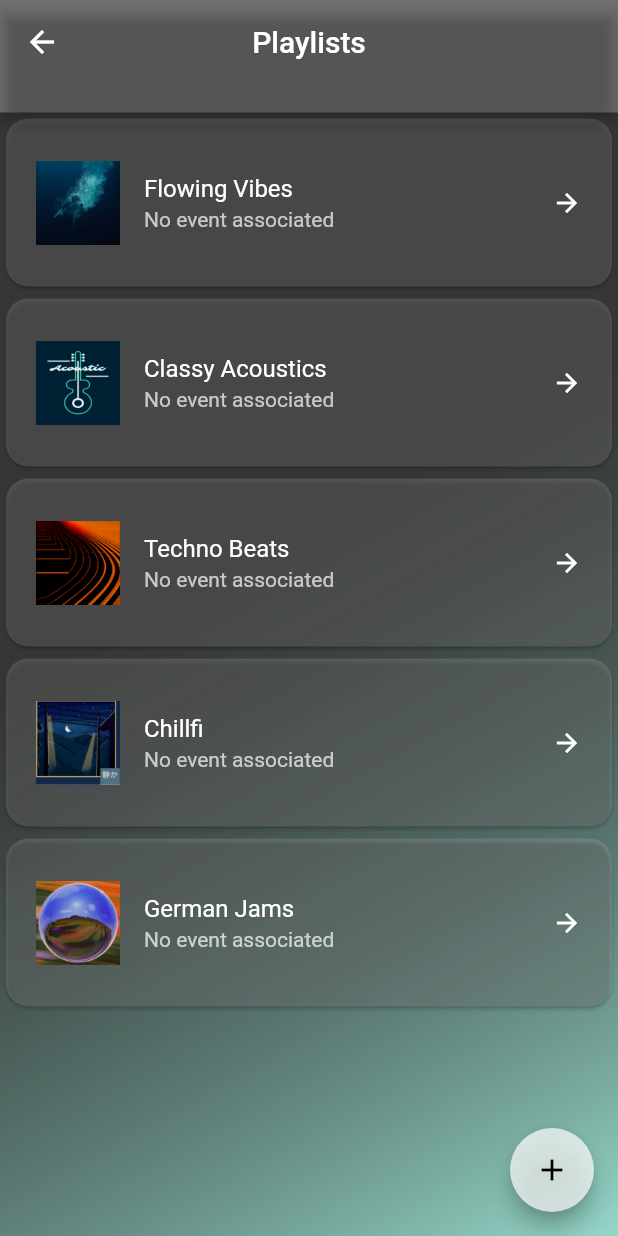
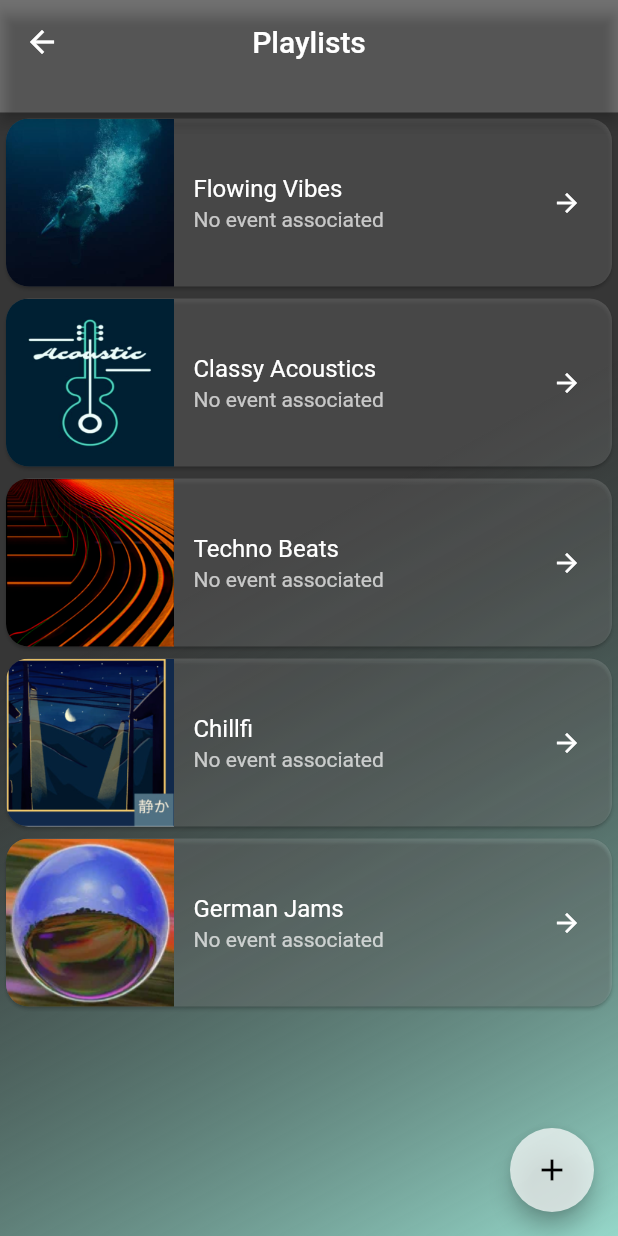
Before and after one commit to MartinDampier/Sound_Trek, a Flutter app: the screen it shows after launch, in the side drawer, after a tap on "Playlists", on a phone screen of 412 x 824 dp. Run offline on Flutter 3.47's test engine with Material 2 defaults, Android fonts, the phone set to English and light mode, and no system bars; drawn by our look-alikes of flutter_slidable; our stand-ins replace flutter_speed_dial, flutter_svg, google_maps_flutter, just_audio, location; missing offline and left inert: geopointer.

Commit message:
working on UI

```diff
--- a/lib/screens/playlist_view.dart
+++ b/lib/screens/playlist_view.dart
@@ -84,20 +84,27 @@ class PlaylistsPage extends StatelessWidget {
         borderRadius: BorderRadius.circular(15.0),
       ),
       color: Colors.white.withOpacity(0.15),
+      child: Container(
+        foregroundDecoration: BoxDecoration(
+          image: DecorationImage(
+            image: AssetImage('assets/album_covers/${playlist.coverName}'),
+            fit: BoxFit.fitHeight,
+            alignment: Alignment.centerLeft,
+          ),
+          borderRadius: BorderRadius.circular(15.0),
+        ),
         child: ListTile(
-        contentPadding: EdgeInsets.symmetric(
-          horizontal: 20,
-          vertical: 20,
-        ),
+          contentPadding: EdgeInsets.fromLTRB(125, 20, 20, 20),
           title: Text('${playlist.title}'),
           subtitle: Text('${associatedEvent}'),
-        leading: Image(image: AssetImage('assets/album_covers/${playlist.coverName}')),
+          //leading: Image(image: AssetImage('assets/album_covers/${playlist.coverName}')),
           trailing: Icon(
             Icons.arrow_forward,
             color: Colors.white,
             size: 20,
           ),
           dense: false,
+        ),
       ),
     );
   }
```
Lines whose indentation alone changed are shown as unchanged.
